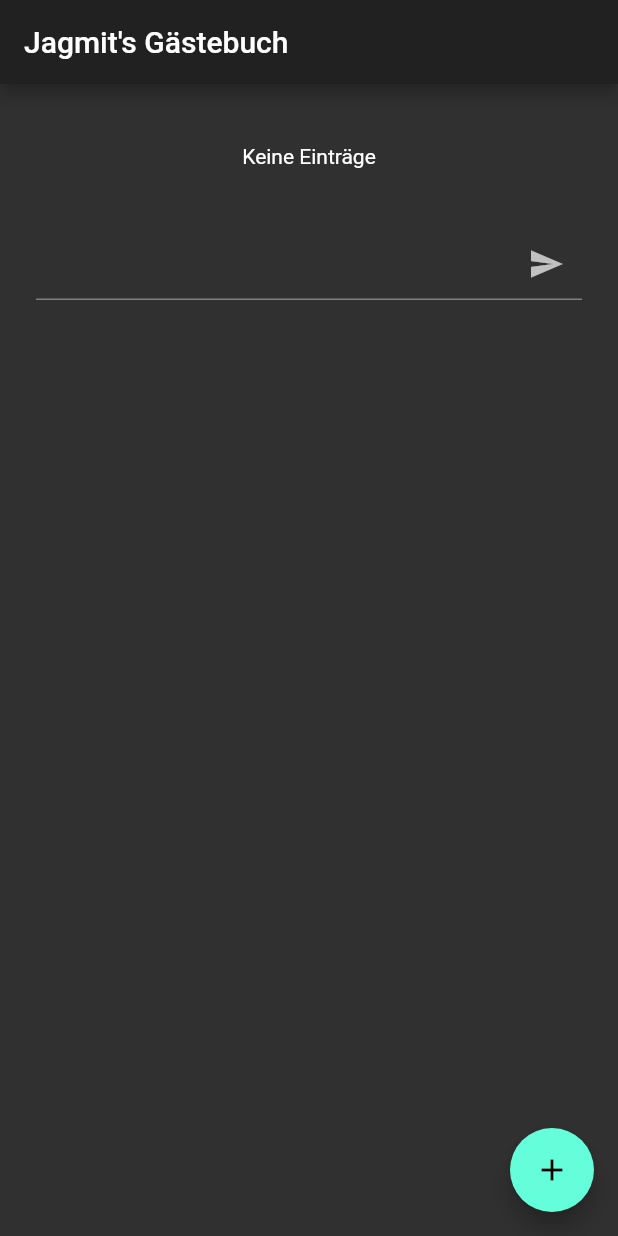
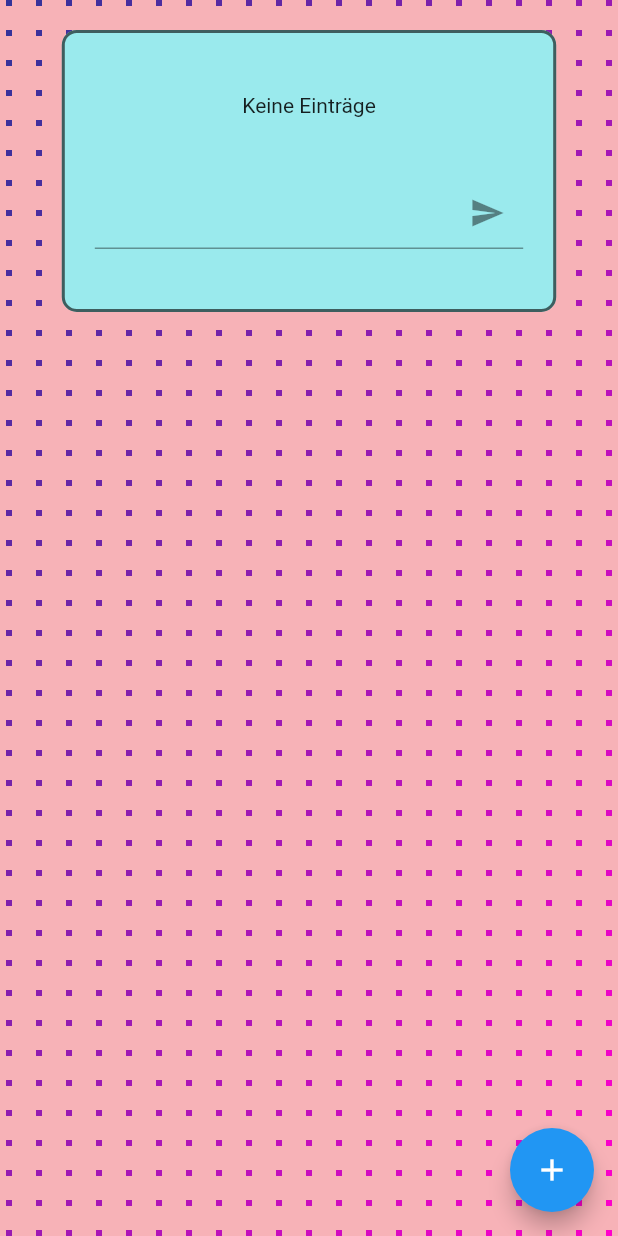
Before and after one commit to jagmit/guestbook, a Flutter app: the screen it shows after launch, on a phone screen of 412 x 824 dp. Run offline on Flutter 3.47's test engine with Material 2 defaults, Android fonts, the phone set to English and light mode, and no system bars; our stand-ins replace cloud_firestore, google_fonts; missing offline and left inert: cloud_firestore_web, firebase_core_web; accounts and stored records are empty.

Commit message:
* Adds 'name' field to entries * Adds BackgroundPattern widget for nice custom-painted design * Adds GuestbookEntryItem widget to display a single entry

```diff
--- a/lib/entities/guestbook.dart
+++ b/lib/entities/guestbook.dart
@@ -8,9 +8,12 @@ class GuestbookEntry {
 
   final DateTime timestamp;
 
+  final String name;
+
   final String message;
 
   GuestbookEntry({
+    @required this.name,
     this.entryId,
     this.timestamp,
     @required this.message,
@@ -25,11 +28,13 @@ class GuestbookEntry {
       entryId: doc.documentID,
       timestamp: DateHelper.timeStampToDateTime(resolveKey("timestamp")),
       message: resolveKey("message"),
+      name: resolveKey("name"),
     );
   }
 
-   Map<String, dynamic> toFirestore() {
+  Map<String, dynamic> toFirestore() {
     return {
+      "name": this.name,
       "message": this.message,
       "timestamp": Timestamp.fromDate(DateTime.now()),
     };
--- a/lib/main.dart
+++ b/lib/main.dart
@@ -1,7 +1,9 @@
 import 'package:flutter/material.dart';
 import 'package:cloud_firestore/cloud_firestore.dart';
+import 'package:google_fonts/google_fonts.dart';
 import 'package:guestbook/entities/guestbook.dart';
 import 'package:guestbook/services/firebase_service.dart';
+import 'package:intl/intl.dart';
 
 void main() {
   runApp(MyApp());
@@ -15,7 +17,8 @@ class MyApp extends StatelessWidget {
       theme: ThemeData(
         primarySwatch: Colors.blue,
         visualDensity: VisualDensity.adaptivePlatformDensity,
-        brightness: Brightness.dark,
+        brightness: Brightness.light,
+        textTheme: GoogleFonts.comicNeueTextTheme(),
         snackBarTheme: Theme.of(context)
             .snackBarTheme
             .copyWith(behavior: SnackBarBehavior.floating),
@@ -33,25 +36,43 @@ class MyHomePage extends StatefulWidget {
 }
 
 class _MyHomePageState extends State<MyHomePage> {
-  TextEditingController _textEditingController = TextEditingController();
+  GlobalKey<ScaffoldState> _scaffoldKey = GlobalKey<ScaffoldState>();
 
-  GlobalKey<ScaffoldState> _scaffoldKey = GlobalKey<ScaffoldState>();
+  bool _isMobile(context) => MediaQuery.of(context).size.width <= 576;
 
   @override
   Widget build(BuildContext context) {
     return Scaffold(
       key: _scaffoldKey,
-      appBar: AppBar(
-        title: Text("Jagmit's Gästebuch"),
+      backgroundColor: Color(0xFFf7b2b7),
+      body: SizedBox.expand(
+        child: Stack(
+          alignment: Alignment.topCenter,
+          children: [
+            BackgroundPattern(),
+            FractionallySizedBox(
+              widthFactor: (_isMobile(context)) ? 0.8 : 0.6,
+              child: Padding(
+                padding: const EdgeInsets.symmetric(vertical: 20),
+                child: Container(
+                  decoration: BoxDecoration(
+                    color: Color(0xff9aeaed),
+                    borderRadius: BorderRadius.circular(10),
+                    border: Border.all(
+                      color: Colors.black.withOpacity(0.6),
+                      style: BorderStyle.solid,
+                      width: 2,
                     ),
-      body: Center(
+                  ),
                   child: Column(
+                    mainAxisSize: MainAxisSize.min,
                     children: [
-            SizedBox(height:40),
+                      SizedBox(height: 40),
                       FutureBuilder(
                         future: FirebaseService.fetchAllEntries(),
                         builder: (context, snapshot) {
-                if (snapshot.connectionState == ConnectionState.waiting) {
+                          if (snapshot.connectionState ==
+                              ConnectionState.waiting) {
                             return CircularProgressIndicator();
                           } else {
                             if (snapshot.hasError) {
@@ -60,27 +81,28 @@ class _MyHomePageState extends State<MyHomePage> {
                               List<GuestbookEntry> entries = snapshot.data;
                               return Column(
                                 children: [
-                        if (entries?.isEmpty ?? true) Text("Keine Einträge"),
+                                  if (entries?.isEmpty ?? true)
+                                    Text("Keine Einträge"),
                                   for (GuestbookEntry entry in entries ?? [])
-                          Text(
-                            entry.message + " - " + entry.timestamp.toString(),
+                                    Padding(
+                                      padding: const EdgeInsets.symmetric(
+                                        horizontal: 20,
+                                        vertical: 10,
                                       ),
+                                      child: GuestbookEntryItem(entry: entry),
+                                    )
                                 ],
                               );
                             }
                           }
                         },
                       ),
-            SizedBox(height:40),
+                      SizedBox(height: 40),
                       Padding(
-              padding: const EdgeInsets.symmetric(horizontal: 24),
-              child: TextField(
-                controller: _textEditingController,
-                onSubmitted: (_) => _onSubmit(),
-                decoration: InputDecoration(
-                  suffixIcon: IconButton(
-                    icon: Icon(Icons.send),
-                    onPressed: _onSubmit,
+                          padding: const EdgeInsets.symmetric(horizontal: 20),
+                          child: EntryForm()),
+                      SizedBox(height: 40),
+                    ],
                   ),
                 ),
               ),
@@ -101,17 +123,26 @@ class _MyHomePageState extends State<MyHomePage> {
       ),
     );
   }
+}
+
+class EntryForm extends StatefulWidget {
+  @override
+  _EntryFormState createState() => _EntryFormState();
+}
+
+class _EntryFormState extends State<EntryForm> {
+  TextEditingController _textEditingController = TextEditingController();
 
   Future<void> _onSubmit() async {
     return FirebaseService.createEntry(
-      GuestbookEntry(message: _textEditingController.text),
+      GuestbookEntry(name: "Jagmit", message: _textEditingController.text),
     ).then((documentId) {
       _textEditingController.clear();
       return documentId;
     }).then(
       (documentId) {
         print(documentId);
-        _scaffoldKey.currentState.showSnackBar(
+        Scaffold.of(context).showSnackBar(
           SnackBar(
             content: Text("Eintrag erfolgeich erstellt!"),
           ),
@@ -120,4 +151,139 @@ class _MyHomePageState extends State<MyHomePage> {
       },
     );
   }
+
+  @override
+  Widget build(BuildContext context) {
+    return TextField(
+      controller: _textEditingController,
+      onSubmitted: (_) => _onSubmit(),
+      decoration: InputDecoration(
+        suffixIcon: IconButton(
+          icon: Icon(Icons.send),
+          onPressed: _onSubmit,
+        ),
+      ),
+    );
   }
+}
+
+class GuestbookEntryItem extends StatelessWidget {
+  final GuestbookEntry entry;
+
+  const GuestbookEntryItem({Key key, @required this.entry}) : super(key: key);
+
+  @override
+  Widget build(BuildContext context) {
+    return Stack(
+      children: [
+        Positioned.fill(
+          child: Transform.translate(
+            offset: Offset(5, 5),
+            child: Container(
+              decoration: BoxDecoration(
+                color: Colors.yellow,
+                borderRadius: BorderRadius.circular(5),
+              ),
+            ),
+          ),
+        ),
+        Container(
+          padding: EdgeInsets.all(8),
+          width: double.infinity,
+          decoration: BoxDecoration(
+            color: Color(0xFFb8b3e9),
+            borderRadius: BorderRadius.circular(5),
+            border: Border.all(
+              color: Colors.black.withOpacity(0.6),
+              style: BorderStyle.solid,
+              width: 2,
+            ),
+          ),
+          child: Column(
+            mainAxisSize: MainAxisSize.min,
+            crossAxisAlignment: CrossAxisAlignment.start,
+            children: [
+              Row(
+                mainAxisSize: MainAxisSize.max,
+                mainAxisAlignment: MainAxisAlignment.spaceBetween,
+                children: [
+                  Text(
+                    "${entry.name} schrieb:",
+                    style: Theme.of(context).textTheme.overline,
+                  ),
+                  Text(
+                    DateFormat('dd/MM/yyyy').format(entry.timestamp),
+                    style: Theme.of(context).textTheme.overline,
+                  )
+                ],
+              ),
+              SizedBox(height: 10),
+              Text("„${entry.message}“"),
+              SizedBox(height: 10),
+            ],
+          ),
+        ),
+      ],
+    );
+  }
+}
+
+class BackgroundPattern extends StatefulWidget {
+  const BackgroundPattern({
+    Key key,
+  }) : super(key: key);
+
+  @override
+  _BackgroundPatternState createState() => _BackgroundPatternState();
+}
+
+class _BackgroundPatternState extends State<BackgroundPattern> {
+  final CustomPainter painter = BackgroundPainter();
+
+  @override
+  Widget build(BuildContext context) {
+    return SizedBox.expand(
+      child: RepaintBoundary(
+        child: CustomPaint(
+          painter: painter,
+        ),
+      ),
+    );
+  }
+}
+
+class BackgroundPainter extends CustomPainter {
+  @override
+  void paint(Canvas canvas, Size size) {
+    int stepSize = 20;
+    double boxSize = 4.0;
+    int horizontalCount = size.width ~/ stepSize;
+    int horizontalRemainder = (size.width % stepSize).floor();
+    int verticalCount = size.height ~/ stepSize;
+    int verticalRemainder = (size.height % stepSize).floor();
+
+    int pointerX = horizontalRemainder ~/ 2;
+    int pointerY = verticalRemainder ~/ 2;
+
+    for (int i = 0; i < horizontalCount + 1; i++) {
+      for (int j = 0; j < verticalCount + 1; j++) {
+        canvas.drawRect(
+          Rect.fromCenter(
+              center: Offset((pointerX + i * stepSize).toDouble(),
+                  (pointerY + j * stepSize).toDouble()),
+              width: boxSize,
+              height: boxSize),
+          Paint()
+            ..color = Color.lerp(Color(0xFF333399), Color(0xFFff00CC),
+                ((i / horizontalCount) + (j / verticalCount)) / 2),
+        );
+      }
+    }
+    print("painted once");
+  }
+
+  @override
+  bool shouldRepaint(CustomPainter oldDelegate) {
+    return false;
+  }
+}
--- a/pubspec.yaml
+++ b/pubspec.yaml
@@ -13,6 +13,8 @@ dependencies:
 
 
   cloud_firestore: ^0.13.7
+  google_fonts: ^1.1.0
+  intl: ^0.16.1
 
 dev_dependencies:
   flutter_test:
```
Also changed, not shown: 4 other files. Lines whose indentation alone changed are shown as unchanged.
